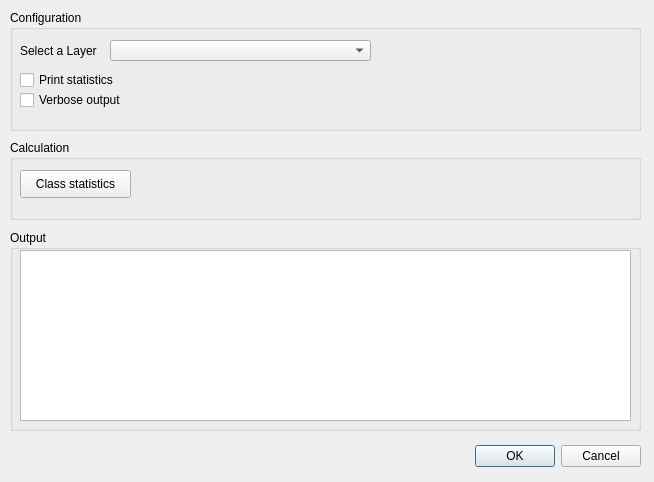
The window that suddenrastertools_dialog_base.ui (whisperingpixel/SuddenRasterTools) describes before a commit, drawn with Qt 5.
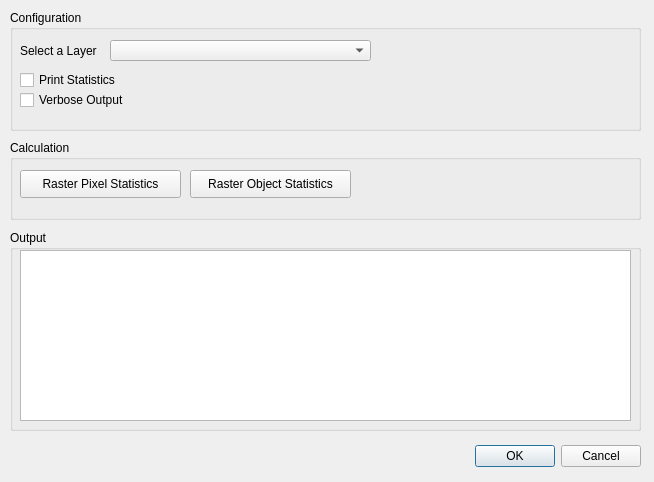
The same window after the commit.

Commit message: Debugging and Vector Functions

```diff
--- a/suddenrastertools_dialog_base.ui
+++ b/suddenrastertools_dialog_base.ui
@@ -16,9 +16,9 @@
   <widget class="QDialogButtonBox" name="button_box">
    <property name="geometry">
     <rect>
-     <x>40</x>
+     <x>10</x>
      <y>440</y>
-     <width>601</width>
+     <width>631</width>
      <height>32</height>
     </rect>
    </property>
@@ -74,7 +74,7 @@
      </rect>
     </property>
     <property name="text">
-     <string>Verbose output</string>
+     <string>Verbose Output</string>
     </property>
    </widget>
    <widget class="QCheckBox" name="print_statistics_checkbox">
@@ -87,7 +87,7 @@
      </rect>
     </property>
     <property name="text">
-     <string>Print statistics</string>
+     <string>Print Statistics</string>
     </property>
    </widget>
    <widget class="QLabel" name="label">
@@ -136,12 +136,25 @@
      <rect>
       <x>10</x>
       <y>30</y>
-      <width>111</width>
+      <width>161</width>
       <height>28</height>
      </rect>
     </property>
     <property name="text">
-     <string>Class statistics</string>
+     <string>Raster Pixel Statistics</string>
+    </property>
+   </widget>
+   <widget class="QPushButton" name="obj_stat_btn">
+    <property name="geometry">
+     <rect>
+      <x>180</x>
+      <y>30</y>
+      <width>161</width>
+      <height>28</height>
+     </rect>
+    </property>
+    <property name="text">
+     <string>Raster Object Statistics</string>
     </property>
    </widget>
   </widget>
```
Left out of the diff: 2 changed lines with no effect on the pictures. The commit also changes 1 other file.
